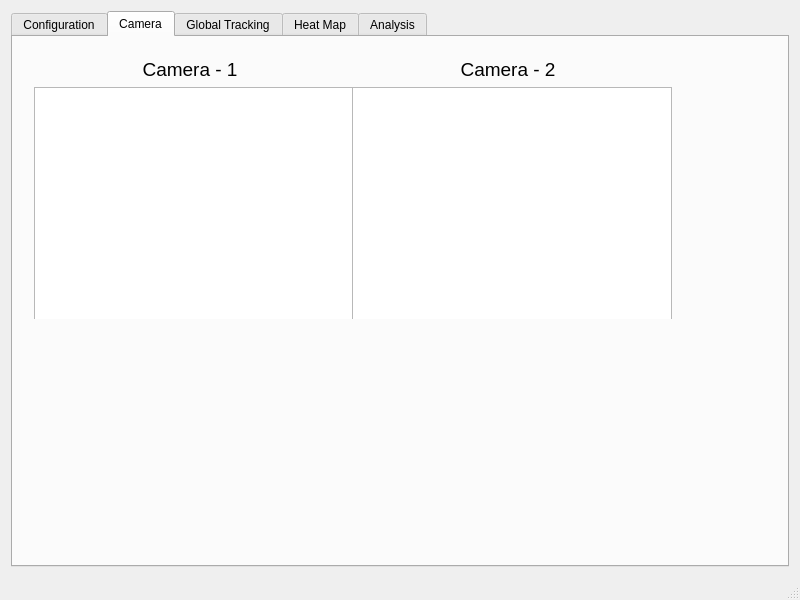
Above: server_gui/mainwindow.ui from dilin993/MultiCameraPeopleTrackingSystem1-0-UDP before the change. Below: the same form after it.
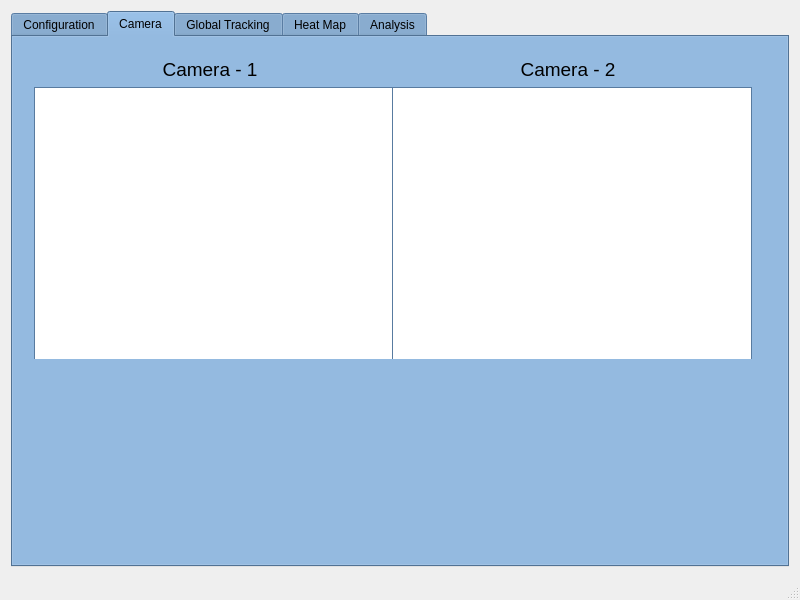
That is the form after the change. The open tabs and pages were chosen to show the change. Icons and pictures are not drawn.

```diff
--- a/server_gui/mainwindow.ui
+++ b/server_gui/mainwindow.ui
@@ -16,9 +16,430 @@
     <height>600</height>
    </size>
   </property>
+  <property name="palette">
+   <palette>
+    <active>
+     <colorrole role="WindowText">
+      <brush brushstyle="SolidPattern">
+       <color alpha="255">
+        <red>0</red>
+        <green>0</green>
+        <blue>0</blue>
+       </color>
+      </brush>
+     </colorrole>
+     <colorrole role="Button">
+      <brush brushstyle="SolidPattern">
+       <color alpha="255">
+        <red>239</red>
+        <green>239</green>
+        <blue>239</blue>
+       </color>
+      </brush>
+     </colorrole>
+     <colorrole role="Light">
+      <brush brushstyle="SolidPattern">
+       <color alpha="255">
+        <red>255</red>
+        <green>255</green>
+        <blue>255</blue>
+       </color>
+      </brush>
+     </colorrole>
+     <colorrole role="Midlight">
+      <brush brushstyle="SolidPattern">
+       <color alpha="255">
+        <red>247</red>
+        <green>247</green>
+        <blue>247</blue>
+       </color>
+      </brush>
+     </colorrole>
+     <colorrole role="Dark">
+      <brush brushstyle="SolidPattern">
+       <color alpha="255">
+        <red>119</red>
+        <green>119</green>
+        <blue>119</blue>
+       </color>
+      </brush>
+     </colorrole>
+     <colorrole role="Mid">
+      <brush brushstyle="SolidPattern">
+       <color alpha="255">
+        <red>159</red>
+        <green>159</green>
+        <blue>159</blue>
+       </color>
+      </brush>
+     </colorrole>
+     <colorrole role="Text">
+      <brush brushstyle="SolidPattern">
+       <color alpha="255">
+        <red>0</red>
+        <green>0</green>
+        <blue>0</blue>
+       </color>
+      </brush>
+     </colorrole>
+     <colorrole role="BrightText">
+      <brush brushstyle="SolidPattern">
+       <color alpha="255">
+        <red>255</red>
+        <green>255</green>
+        <blue>255</blue>
+       </color>
+      </brush>
+     </colorrole>
+     <colorrole role="ButtonText">
+      <brush brushstyle="SolidPattern">
+       <color alpha="255">
+        <red>0</red>
+        <green>0</green>
+        <blue>0</blue>
+       </color>
+      </brush>
+     </colorrole>
+     <colorrole role="Base">
+      <brush brushstyle="SolidPattern">
+       <color alpha="255">
+        <red>255</red>
+        <green>255</green>
+        <blue>255</blue>
+       </color>
+      </brush>
+     </colorrole>
+     <colorrole role="Window">
+      <brush brushstyle="SolidPattern">
+       <color alpha="255">
+        <red>239</red>
+        <green>239</green>
+        <blue>239</blue>
+       </color>
+      </brush>
+     </colorrole>
+     <colorrole role="Shadow">
+      <brush brushstyle="SolidPattern">
+       <color alpha="255">
+        <red>0</red>
+        <green>0</green>
+        <blue>0</blue>
+       </color>
+      </brush>
+     </colorrole>
+     <colorrole role="AlternateBase">
+      <brush brushstyle="SolidPattern">
+       <color alpha="255">
+        <red>247</red>
+        <green>247</green>
+        <blue>247</blue>
+       </color>
+      </brush>
+     </colorrole>
+     <colorrole role="ToolTipBase">
+      <brush brushstyle="SolidPattern">
+       <color alpha="255">
+        <red>255</red>
+        <green>255</green>
+        <blue>220</blue>
+       </color>
+      </brush>
+     </colorrole>
+     <colorrole role="ToolTipText">
+      <brush brushstyle="SolidPattern">
+       <color alpha="255">
+        <red>0</red>
+        <green>0</green>
+        <blue>0</blue>
+       </color>
+      </brush>
+     </colorrole>
+    </active>
+    <inactive>
+     <colorrole role="WindowText">
+      <brush brushstyle="SolidPattern">
+       <color alpha="255">
+        <red>0</red>
+        <green>0</green>
+        <blue>0</blue>
+       </color>
+      </brush>
+     </colorrole>
+     <colorrole role="Button">
+      <brush brushstyle="SolidPattern">
+       <color alpha="255">
+        <red>239</red>
+        <green>239</green>
+        <blue>239</blue>
+       </color>
+      </brush>
+     </colorrole>
+     <colorrole role="Light">
+      <brush brushstyle="SolidPattern">
+       <color alpha="255">
+        <red>255</red>
+        <green>255</green>
+        <blue>255</blue>
+       </color>
+      </brush>
+     </colorrole>
+     <colorrole role="Midlight">
+      <brush brushstyle="SolidPattern">
+       <color alpha="255">
+        <red>247</red>
+        <green>247</green>
+        <blue>247</blue>
+       </color>
+      </brush>
+     </colorrole>
+     <colorrole role="Dark">
+      <brush brushstyle="SolidPattern">
+       <color alpha="255">
+        <red>119</red>
+        <green>119</green>
+        <blue>119</blue>
+       </color>
+      </brush>
+     </colorrole>
+     <colorrole role="Mid">
+      <brush brushstyle="SolidPattern">
+       <color alpha="255">
+        <red>159</red>
+        <green>159</green>
+        <blue>159</blue>
+       </color>
+      </brush>
+     </colorrole>
+     <colorrole role="Text">
+      <brush brushstyle="SolidPattern">
+       <color alpha="255">
+        <red>0</red>
+        <green>0</green>
+        <blue>0</blue>
+       </color>
+      </brush>
+     </colorrole>
+     <colorrole role="BrightText">
+      <brush brushstyle="SolidPattern">
+       <color alpha="255">
+        <red>255</red>
+        <green>255</green>
+        <blue>255</blue>
+       </color>
+      </brush>
+     </colorrole>
+     <colorrole role="ButtonText">
+      <brush brushstyle="SolidPattern">
+       <color alpha="255">
+        <red>0</red>
+        <green>0</green>
+        <blue>0</blue>
+       </color>
+      </brush>
+     </colorrole>
+     <colorrole role="Base">
+      <brush brushstyle="SolidPattern">
+       <color alpha="255">
+        <red>255</red>
+        <green>255</green>
+        <blue>255</blue>
+       </color>
+      </brush>
+     </colorrole>
+     <colorrole role="Window">
+      <brush brushstyle="SolidPattern">
+       <color alpha="255">
+        <red>239</red>
+        <green>239</green>
+        <blue>239</blue>
+       </color>
+      </brush>
+     </colorrole>
+     <colorrole role="Shadow">
+      <brush brushstyle="SolidPattern">
+       <color alpha="255">
+        <red>0</red>
+        <green>0</green>
+        <blue>0</blue>
+       </color>
+      </brush>
+     </colorrole>
+     <colorrole role="AlternateBase">
+      <brush brushstyle="SolidPattern">
+       <color alpha="255">
+        <red>247</red>
+        <green>247</green>
+        <blue>247</blue>
+       </color>
+      </brush>
+     </colorrole>
+     <colorrole role="ToolTipBase">
+      <brush brushstyle="SolidPattern">
+       <color alpha="255">
+        <red>255</red>
+        <green>255</green>
+        <blue>220</blue>
+       </color>
+      </brush>
+     </colorrole>
+     <colorrole role="ToolTipText">
+      <brush brushstyle="SolidPattern">
+       <color alpha="255">
+        <red>0</red>
+        <green>0</green>
+        <blue>0</blue>
+       </color>
+      </brush>
+     </colorrole>
+    </inactive>
+    <disabled>
+     <colorrole role="WindowText">
+      <brush brushstyle="SolidPattern">
+       <color alpha="255">
+        <red>119</red>
+        <green>119</green>
+        <blue>119</blue>
+       </color>
+      </brush>
+     </colorrole>
+     <colorrole role="Button">
+      <brush brushstyle="SolidPattern">
+       <color alpha="255">
+        <red>239</red>
+        <green>239</green>
+        <blue>239</blue>
+       </color>
+      </brush>
+     </colorrole>
+     <colorrole role="Light">
+      <brush brushstyle="SolidPattern">
+       <color alpha="255">
+        <red>255</red>
+        <green>255</green>
+        <blue>255</blue>
+       </color>
+      </brush>
+     </colorrole>
+     <colorrole role="Midlight">
+      <brush brushstyle="SolidPattern">
+       <color alpha="255">
+        <red>247</red>
+        <green>247</green>
+        <blue>247</blue>
+       </color>
+      </brush>
+     </colorrole>
+     <colorrole role="Dark">
+      <brush brushstyle="SolidPattern">
+       <color alpha="255">
+        <red>119</red>
+        <green>119</green>
+        <blue>119</blue>
+       </color>
+      </brush>
+     </colorrole>
+     <colorrole role="Mid">
+      <brush brushstyle="SolidPattern">
+       <color alpha="255">
+        <red>159</red>
+        <green>159</green>
+        <blue>159</blue>
+       </color>
+      </brush>
+     </colorrole>
+     <colorrole role="Text">
+      <brush brushstyle="SolidPattern">
+       <color alpha="255">
+        <red>119</red>
+        <green>119</green>
+        <blue>119</blue>
+       </color>
+      </brush>
+     </colorrole>
+     <colorrole role="BrightText">
+      <brush brushstyle="SolidPattern">
+       <color alpha="255">
+        <red>255</red>
+        <green>255</green>
+        <blue>255</blue>
+       </color>
+      </brush>
+     </colorrole>
+     <colorrole role="ButtonText">
+      <brush brushstyle="SolidPattern">
+       <color alpha="255">
+        <red>119</red>
+        <green>119</green>
+        <blue>119</blue>
+       </color>
+      </brush>
+     </colorrole>
+     <colorrole role="Base">
+      <brush brushstyle="SolidPattern">
+       <color alpha="255">
+        <red>239</red>
+        <green>239</green>
+        <blue>239</blue>
+       </color>
+      </brush>
+     </colorrole>
+     <colorrole role="Window">
+      <brush brushstyle="SolidPattern">
+       <color alpha="255">
+        <red>239</red>
+        <green>239</green>
+        <blue>239</blue>
+       </color>
+      </brush>
+     </colorrole>
+     <colorrole role="Shadow">
+      <brush brushstyle="SolidPattern">
+       <color alpha="255">
+        <red>0</red>
+        <green>0</green>
+        <blue>0</blue>
+       </color>
+      </brush>
+     </colorrole>
+     <colorrole role="AlternateBase">
+      <brush brushstyle="SolidPattern">
+       <color alpha="255">
+        <red>239</red>
+        <green>239</green>
+        <blue>239</blue>
+       </color>
+      </brush>
+     </colorrole>
+     <colorrole role="ToolTipBase">
+      <brush brushstyle="SolidPattern">
+       <color alpha="255">
+        <red>255</red>
+        <green>255</green>
+        <blue>220</blue>
+       </color>
+      </brush>
+     </colorrole>
+     <colorrole role="ToolTipText">
+      <brush brushstyle="SolidPattern">
+       <color alpha="255">
+        <red>0</red>
+        <green>0</green>
+        <blue>0</blue>
+       </color>
+      </brush>
+     </colorrole>
+    </disabled>
+   </palette>
+  </property>
   <property name="windowTitle">
    <string>People Tracking System</string>
   </property>
+  <property name="windowOpacity">
+   <double>1.000000000000000</double>
+  </property>
+  <property name="tabShape">
+   <enum>QTabWidget::Rounded</enum>
+  </property>
   <widget class="QWidget" name="centralWidget">
    <property name="layoutDirection">
     <enum>Qt::LeftToRight</enum>
@@ -26,6 +447,421 @@
    <layout class="QGridLayout" name="gridLayout">
     <item row="0" column="0">
      <widget class="QTabWidget" name="tabWidget">
+      <property name="palette">
+       <palette>
+        <active>
+         <colorrole role="WindowText">
+          <brush brushstyle="SolidPattern">
+           <color alpha="255">
+            <red>0</red>
+            <green>0</green>
+            <blue>0</blue>
+           </color>
+          </brush>
+         </colorrole>
+         <colorrole role="Button">
+          <brush brushstyle="SolidPattern">
+           <color alpha="255">
+            <red>114</red>
+            <green>159</green>
+            <blue>207</blue>
+           </color>
+          </brush>
+         </colorrole>
+         <colorrole role="Light">
+          <brush brushstyle="SolidPattern">
+           <color alpha="255">
+            <red>196</red>
+            <green>225</green>
+            <blue>255</blue>
+           </color>
+          </brush>
+         </colorrole>
+         <colorrole role="Midlight">
+          <brush brushstyle="SolidPattern">
+           <color alpha="255">
+            <red>155</red>
+            <green>192</green>
+            <blue>231</blue>
+           </color>
+          </brush>
+         </colorrole>
+         <colorrole role="Dark">
+          <brush brushstyle="SolidPattern">
+           <color alpha="255">
+            <red>57</red>
+            <green>79</green>
+            <blue>103</blue>
+           </color>
+          </brush>
+         </colorrole>
+         <colorrole role="Mid">
+          <brush brushstyle="SolidPattern">
+           <color alpha="255">
+            <red>76</red>
+            <green>106</green>
+            <blue>138</blue>
+           </color>
+          </brush>
+         </colorrole>
+         <colorrole role="Text">
+          <brush brushstyle="SolidPattern">
+           <color alpha="255">
+            <red>0</red>
+            <green>0</green>
+            <blue>0</blue>
+           </color>
+          </brush>
+         </colorrole>
+         <colorrole role="BrightText">
+          <brush brushstyle="SolidPattern">
+           <color alpha="255">
+            <red>255</red>
+            <green>255</green>
+            <blue>255</blue>
+           </color>
+          </brush>
+         </colorrole>
+         <colorrole role="ButtonText">
+          <brush brushstyle="SolidPattern">
+           <color alpha="255">
+            <red>0</red>
+            <green>0</green>
+            <blue>0</blue>
+           </color>
+          </brush>
+         </colorrole>
+         <colorrole role="Base">
+          <brush brushstyle="SolidPattern">
+           <color alpha="255">
+            <red>255</red>
+            <green>255</green>
+            <blue>255</blue>
+           </color>
+          </brush>
+         </colorrole>
+         <colorrole role="Window">
+          <brush brushstyle="SolidPattern">
+           <color alpha="255">
+            <red>114</red>
+            <green>159</green>
+            <blue>207</blue>
+           </color>
+          </brush>
+         </colorrole>
+         <colorrole role="Shadow">
+          <brush brushstyle="SolidPattern">
+           <color alpha="255">
+            <red>0</red>
+            <green>0</green>
+            <blue>0</blue>
+           </color>
+          </brush>
+         </colorrole>
+         <colorrole role="AlternateBase">
+          <brush brushstyle="SolidPattern">
+           <color alpha="255">
+            <red>184</red>
+            <green>207</green>
+            <blue>231</blue>
+           </color>
+          </brush>
+         </colorrole>
+         <colorrole role="ToolTipBase">
+          <brush brushstyle="SolidPattern">
+           <color alpha="255">
+            <red>255</red>
+            <green>255</green>
+            <blue>220</blue>
+           </color>
+          </brush>
+         </colorrole>
+         <colorrole role="ToolTipText">
+          <brush brushstyle="SolidPattern">
+           <color alpha="255">
+            <red>0</red>
+            <green>0</green>
+            <blue>0</blue>
+           </color>
+          </brush>
+         </colorrole>
+        </active>
+        <inactive>
+         <colorrole role="WindowText">
+          <brush brushstyle="SolidPattern">
+           <color alpha="255">
+            <red>0</red>
+            <green>0</green>
+            <blue>0</blue>
+           </color>
+          </brush>
+         </colorrole>
+         <colorrole role="Button">
+          <brush brushstyle="SolidPattern">
+           <color alpha="255">
+            <red>114</red>
+            <green>159</green>
+            <blue>207</blue>
+           </color>
+          </brush>
+         </colorrole>
+         <colorrole role="Light">
+          <brush brushstyle="SolidPattern">
+           <color alpha="255">
+            <red>196</red>
+            <green>225</green>
+            <blue>255</blue>
+           </color>
+          </brush>
+         </colorrole>
+         <colorrole role="Midlight">
+          <brush brushstyle="SolidPattern">
+           <color alpha="255">
+            <red>155</red>
+            <green>192</green>
+            <blue>231</blue>
+           </color>
+          </brush>
+         </colorrole>
+         <colorrole role="Dark">
+          <brush brushstyle="SolidPattern">
+           <color alpha="255">
+            <red>57</red>
+            <green>79</green>
+            <blue>103</blue>
+           </color>
+          </brush>
+         </colorrole>
+         <colorrole role="Mid">
+          <brush brushstyle="SolidPattern">
+           <color alpha="255">
+            <red>76</red>
+            <green>106</green>
+            <blue>138</blue>
+           </color>
+          </brush>
+         </colorrole>
+         <colorrole role="Text">
+          <brush brushstyle="SolidPattern">
+           <color alpha="255">
+            <red>0</red>
+            <green>0</green>
+            <blue>0</blue>
+           </color>
+          </brush>
+         </colorrole>
+         <colorrole role="BrightText">
+          <brush brushstyle="SolidPattern">
+           <color alpha="255">
+            <red>255</red>
+            <green>255</green>
+            <blue>255</blue>
+           </color>
+          </brush>
+         </colorrole>
+         <colorrole role="ButtonText">
+          <brush brushstyle="SolidPattern">
+           <color alpha="255">
+            <red>0</red>
+            <green>0</green>
+            <blue>0</blue>
+           </color>
+          </brush>
+         </colorrole>
+         <colorrole role="Base">
+          <brush brushstyle="SolidPattern">
+           <color alpha="255">
+            <red>255</red>
+            <green>255</green>
+            <blue>255</blue>
+           </color>
+          </brush>
+         </colorrole>
+         <colorrole role="Window">
+          <brush brushstyle="SolidPattern">
+           <color alpha="255">
+            <red>114</red>
+            <green>159</green>
+            <blue>207</blue>
+           </color>
+          </brush>
+         </colorrole>
+         <colorrole role="Shadow">
+          <brush brushstyle="SolidPattern">
+           <color alpha="255">
+            <red>0</red>
+            <green>0</green>
+            <blue>0</blue>
+           </color>
+          </brush>
+         </colorrole>
+         <colorrole role="AlternateBase">
+          <brush brushstyle="SolidPattern">
+           <color alpha="255">
+            <red>184</red>
+            <green>207</green>
+            <blue>231</blue>
+           </color>
+          </brush>
+         </colorrole>
+         <colorrole role="ToolTipBase">
+          <brush brushstyle="SolidPattern">
+           <color alpha="255">
+            <red>255</red>
+            <green>255</green>
+            <blue>220</blue>
+           </color>
+          </brush>
+         </colorrole>
+         <colorrole role="ToolTipText">
+          <brush brushstyle="SolidPattern">
+           <color alpha="255">
+            <red>0</red>
+            <green>0</green>
+            <blue>0</blue>
+           </color>
+          </brush>
+         </colorrole>
+        </inactive>
+        <disabled>
+         <colorrole role="WindowText">
+          <brush brushstyle="SolidPattern">
+           <color alpha="255">
+            <red>57</red>
+            <green>79</green>
+            <blue>103</blue>
+           </color>
+          </brush>
+         </colorrole>
+         <colorrole role="Button">
+          <brush brushstyle="SolidPattern">
+           <color alpha="255">
+            <red>114</red>
+            <green>159</green>
+            <blue>207</blue>
+           </color>
+          </brush>
+         </colorrole>
+         <colorrole role="Light">
+          <brush brushstyle="SolidPattern">
+           <color alpha="255">
+            <red>196</red>
+            <green>225</green>
+            <blue>255</blue>
+           </color>
+          </brush>
+         </colorrole>
+         <colorrole role="Midlight">
+          <brush brushstyle="SolidPattern">
+           <color alpha="255">
+            <red>155</red>
+            <green>192</green>
+            <blue>231</blue>
+           </color>
+          </brush>
+         </colorrole>
+         <colorrole role="Dark">
+          <brush brushstyle="SolidPattern">
+           <color alpha="255">
+            <red>57</red>
+            <green>79</green>
+            <blue>103</blue>
+           </color>
+          </brush>
+         </colorrole>
+         <colorrole role="Mid">
+          <brush brushstyle="SolidPattern">
+           <color alpha="255">
+            <red>76</red>
+            <green>106</green>
+            <blue>138</blue>
+           </color>
+          </brush>
+         </colorrole>
+         <colorrole role="Text">
+          <brush brushstyle="SolidPattern">
+           <color alpha="255">
+            <red>57</red>
+            <green>79</green>
+            <blue>103</blue>
+           </color>
+          </brush>
+         </colorrole>
+         <colorrole role="BrightText">
+          <brush brushstyle="SolidPattern">
+           <color alpha="255">
+            <red>255</red>
+            <green>255</green>
+            <blue>255</blue>
+           </color>
+          </brush>
+         </colorrole>
+         <colorrole role="ButtonText">
+          <brush brushstyle="SolidPattern">
+           <color alpha="255">
+            <red>57</red>
+            <green>79</green>
+            <blue>103</blue>
+           </color>
+          </brush>
+         </colorrole>
+         <colorrole role="Base">
+          <brush brushstyle="SolidPattern">
+           <color alpha="255">
+            <red>114</red>
+            <green>159</green>
+            <blue>207</blue>
+           </color>
+          </brush>
+         </colorrole>
+         <colorrole role="Window">
+          <brush brushstyle="SolidPattern">
+           <color alpha="255">
+            <red>114</red>
+            <green>159</green>
+            <blue>207</blue>
+           </color>
+          </brush>
+         </colorrole>
+         <colorrole role="Shadow">
+          <brush brushstyle="SolidPattern">
+           <color alpha="255">
+            <red>0</red>
+            <green>0</green>
+            <blue>0</blue>
+           </color>
+          </brush>
+         </colorrole>
+         <colorrole role="AlternateBase">
+          <brush brushstyle="SolidPattern">
+           <color alpha="255">
+            <red>114</red>
+            <green>159</green>
+            <blue>207</blue>
+           </color>
+          </brush>
+         </colorrole>
+         <colorrole role="ToolTipBase">
+          <brush brushstyle="SolidPattern">
+           <color alpha="255">
+            <red>255</red>
+            <green>255</green>
+            <blue>220</blue>
+           </color>
+          </brush>
+         </colorrole>
+         <colorrole role="ToolTipText">
+          <brush brushstyle="SolidPattern">
+           <color alpha="255">
+            <red>0</red>
+            <green>0</green>
+            <blue>0</blue>
+           </color>
+          </brush>
+         </colorrole>
+        </disabled>
+       </palette>
+      </property>
       <property name="tabPosition">
        <enum>QTabWidget::North</enum>
       </property>
@@ -35,6 +871,9 @@
       <property name="currentIndex">
        <number>0</number>
       </property>
+      <property name="tabBarAutoHide">
+       <bool>false</bool>
+      </property>
       <widget class="QWidget" name="tab">
        <attribute name="icon">
         <iconset resource="resource.qrc">
@@ -115,8 +954,8 @@
          <rect>
           <x>10</x>
           <y>10</y>
-          <width>652</width>
-          <height>272</height>
+          <width>732</width>
+          <height>312</height>
          </rect>
         </property>
         <layout class="QGridLayout" name="gridLayout_2">
@@ -141,14 +980,14 @@
             <widget class="QGraphicsView" name="graphicsView_2">
              <property name="minimumSize">
               <size>
-               <width>320</width>
-               <height>240</height>
+               <width>360</width>
+               <height>280</height>
               </size>
              </property>
              <property name="maximumSize">
               <size>
-               <width>320</width>
-               <height>240</height>
+               <width>360</width>
+               <height>280</height>
               </size>
              </property>
             </widget>
@@ -176,14 +1015,14 @@
             <widget class="QGraphicsView" name="graphicsView">
              <property name="minimumSize">
               <size>
-               <width>320</width>
-               <height>240</height>
+               <width>360</width>
+               <height>280</height>
               </size>
              </property>
              <property name="maximumSize">
               <size>
-               <width>320</width>
-               <height>240</height>
+               <width>360</width>
+               <height>280</height>
               </size>
              </property>
             </widget>
```
Left out of the diff: 13 changed lines with no effect on the pictures.
